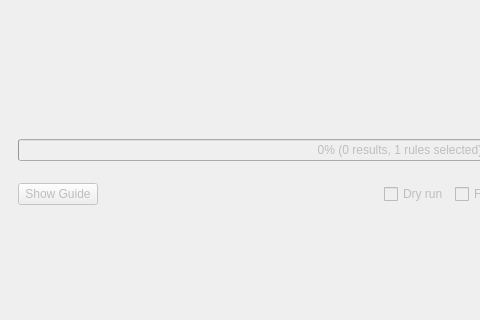
This is src/ui/MainWindow.ui in eurolinux-enterprise-linux-sources/scap-workbench as Qt 5 draws it before an edit; both pictures show x 0 to 480 and y 530 to 850 of the 800 by 850 pixel window. The edited form follows.
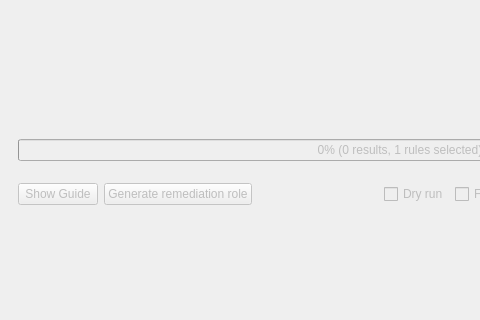
This is the edited form. Custom widgets are drawn as their Qt base class.

```diff
--- a/src/ui/MainWindow.ui
+++ b/src/ui/MainWindow.ui
@@ -323,6 +323,16 @@
                </property>
               </widget>
              </item>
+             <item>
+              <widget class="QPushButton" name="genRemediationButton">
+               <property name="toolTip">
+                <string>Generate remediation role that contains fix for every single rule the in the profile. Note that not every rule implements a fix.</string>
+               </property>
+               <property name="text">
+                <string>Generate remediation role</string>
+               </property>
+              </widget>
+             </item>
              <item>
               <spacer name="horizontalSpacer">
                <property name="orientation">
```
Left out of the diff: 85 changed lines with no effect on the pictures.
